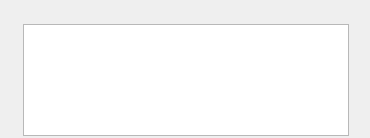
The window that ui/scene_beat_item_widget.ui (zkovari/plotlyst) describes before a commit, drawn with Qt 5.
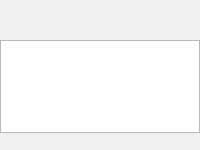
The same window after the commit. Custom widgets are drawn as their Qt base class.

Commit message: Reform scene structure editor

What changed in the file:
```diff
--- a/ui/scene_beat_item_widget.ui
+++ b/ui/scene_beat_item_widget.ui
@@ -6,45 +6,53 @@
    <rect>
     <x>0</x>
     <y>0</y>
-    <width>370</width>
-    <height>138</height>
+    <width>200</width>
+    <height>150</height>
    </rect>
   </property>
+  <property name="minimumSize">
+   <size>
+    <width>160</width>
+    <height>150</height>
+   </size>
+  </property>
+  <property name="maximumSize">
+   <size>
+    <width>200</width>
+    <height>150</height>
+   </size>
+  </property>
   <property name="windowTitle">
    <string>Form</string>
   </property>
   <layout class="QVBoxLayout" name="verticalLayout">
    <property name="spacing">
-    <number>3</number>
+    <number>0</number>
    </property>
    <property name="leftMargin">
-    <number>2</number>
+    <number>0</number>
    </property>
    <property name="topMargin">
-    <number>2</number>
+    <number>0</number>
    </property>
    <property name="rightMargin">
-    <number>2</number>
+    <number>0</number>
    </property>
    <property name="bottomMargin">
-    <number>2</number>
+    <number>0</number>
    </property>
    <item>
-    <layout class="QHBoxLayout" name="layoutTop">
-     <property name="spacing">
-      <number>2</number>
+    <spacer name="horizontalSpacer_2">
+     <property name="orientation">
+      <enum>Qt::Horizontal</enum>
      </property>
-     <item>
-      <widget class="QToolButton" name="btnPlaceholder">
-       <property name="styleSheet">
-        <string notr="true">border: 0px;</string>
-       </property>
-       <property name="text">
-        <string/>
-       </property>
-      </widget>
-     </item>
-    </layout>
+     <property name="sizeHint" stdset="0">
+      <size>
+       <width>197</width>
+       <height>40</height>
+      </size>
+     </property>
+    </spacer>
    </item>
    <item>
     <layout class="QHBoxLayout" name="layoutMiddle">
@@ -61,7 +69,7 @@
          <number>0</number>
         </property>
         <property name="topMargin">
-         <number>4</number>
+         <number>0</number>
         </property>
         <property name="rightMargin">
          <number>0</number>
@@ -69,23 +77,25 @@
         <property name="bottomMargin">
          <number>0</number>
         </property>
-        <item alignment="Qt::AlignTop">
-         <widget class="QToolButton" name="btnIcon">
+        <item>
+         <widget class="QTextEdit" name="text">
           <property name="styleSheet">
-           <string notr="true">border: 0px;</string>
+           <string notr="true"/>
           </property>
-          <property name="text">
-           <string/>
+          <property name="verticalScrollBarPolicy">
+           <enum>Qt::ScrollBarAlwaysOff</enum>
           </property>
-         </widget>
-        </item>
-       </layout>
+          <property name="horizontalScrollBarPolicy">
+           <enum>Qt::ScrollBarAlwaysOff</enum>
+          </property>
       </widget>
      </item>
      <item>
-      <widget class="AutoAdjustableTextEdit" name="text"/>
-     </item>
-     <item alignment="Qt::AlignTop">
+         <layout class="QHBoxLayout" name="layoutTop">
+          <property name="spacing">
+           <number>2</number>
+          </property>
+          <item alignment="Qt::AlignRight">
       <widget class="QToolButton" name="btnDelete">
        <property name="cursor">
         <cursorShape>PointingHandCursor</cursorShape>
@@ -111,13 +121,11 @@
    </item>
   </layout>
  </widget>
- <customwidgets>
-  <customwidget>
-   <class>AutoAdjustableTextEdit</class>
-   <extends>QTextEdit</extends>
-   <header>src.main.python.plotlyst.view.widget.input</header>
-  </customwidget>
- </customwidgets>
+     </item>
+    </layout>
+   </item>
+  </layout>
+ </widget>
  <resources/>
  <connections/>
 </ui>
```
Lines whose indentation alone changed are shown as unchanged. The commit also changes 2 other files.
